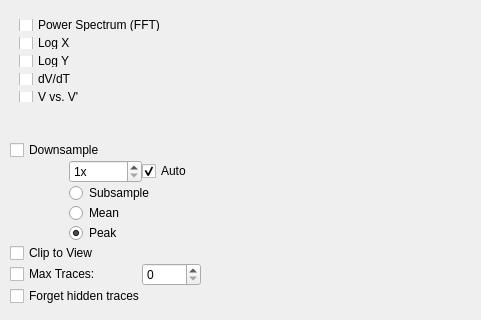
The window that pyqtgraph/graphicsItems/PlotItem/plotConfigTemplate.ui (pyqtgraph/pyqtgraph) describes before a commit, drawn with Qt 5; both pictures show x 0 to 481 and y 0 to 320 of the 481 by 840 pixel window.
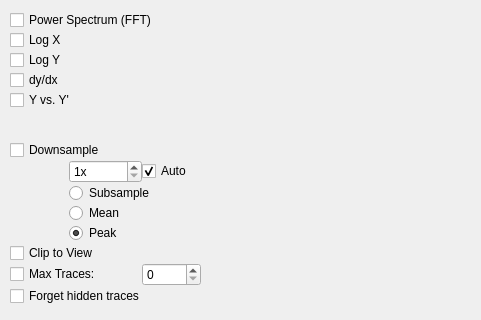
The same window after the commit.

Commit message: changed dV/dt labels to dy/dx, to be more general

Diff of the .ui file:
```diff
--- a/pyqtgraph/graphicsItems/PlotItem/plotConfigTemplate.ui
+++ b/pyqtgraph/graphicsItems/PlotItem/plotConfigTemplate.ui
@@ -199,6 +199,12 @@
     </rect>
    </property>
    <layout class="QGridLayout" name="gridLayout">
+    <property name="margin">
+     <number>0</number>
+    </property>
+    <property name="spacing">
+     <number>0</number>
+    </property>
     <item row="2" column="0">
      <widget class="QCheckBox" name="logYCheck">
       <property name="text">
@@ -223,14 +229,14 @@
     <item row="3" column="0">
      <widget class="QCheckBox" name="derivativeCheck">
       <property name="text">
-       <string>dV/dT</string>
+       <string>dy/dx</string>
       </property>
      </widget>
     </item>
     <item row="4" column="0">
      <widget class="QCheckBox" name="phasemapCheck">
       <property name="text">
-       <string>V vs. V'</string>
+       <string>Y vs. Y'</string>
       </property>
      </widget>
     </item>
```
